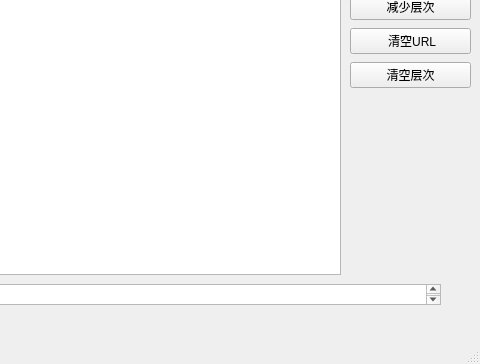
Old version of the form ATM结果提取工具/demo_atm_result_parse_tool.ui in the repository L1nwatch/Mac-Python-3.X; both pictures show x 160 to 640 and y 116 to 480 of the 640 by 480 pixel window.
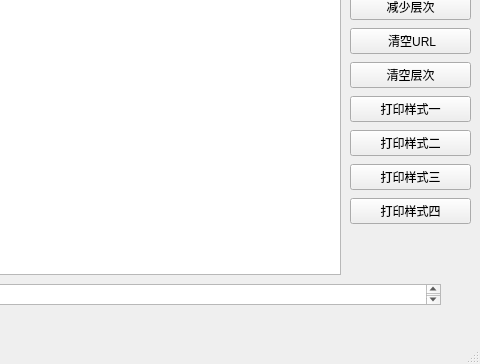
New version of the form.

```diff
--- a/ATM结果提取工具/demo_atm_result_parse_tool.ui
+++ b/ATM结果提取工具/demo_atm_result_parse_tool.ui
@@ -24,7 +24,7 @@
      </rect>
     </property>
    </widget>
-   <widget class="QWidget" name="">
+   <widget class="QWidget" name="layoutWidget">
     <property name="geometry">
      <rect>
       <x>20</x>
@@ -46,7 +46,7 @@
      </item>
     </layout>
    </widget>
-   <widget class="QWidget" name="">
+   <widget class="QWidget" name="layoutWidget">
     <property name="geometry">
      <rect>
       <x>20</x>
@@ -68,13 +68,13 @@
      </item>
     </layout>
    </widget>
-   <widget class="QWidget" name="">
+   <widget class="QWidget" name="layoutWidget">
     <property name="geometry">
      <rect>
       <x>510</x>
       <y>10</y>
       <width>121</width>
-      <height>202</height>
+      <height>338</height>
      </rect>
     </property>
     <layout class="QVBoxLayout" name="verticalLayout">
@@ -131,6 +131,34 @@
        </property>
       </widget>
      </item>
+     <item>
+      <widget class="QPushButton" name="pushButton_6">
+       <property name="text">
+        <string>打印样式一</string>
+       </property>
+      </widget>
+     </item>
+     <item>
+      <widget class="QPushButton" name="pushButton_7">
+       <property name="text">
+        <string>打印样式二</string>
+       </property>
+      </widget>
+     </item>
+     <item>
+      <widget class="QPushButton" name="pushButton_8">
+       <property name="text">
+        <string>打印样式三</string>
+       </property>
+      </widget>
+     </item>
+     <item>
+      <widget class="QPushButton" name="pushButton_9">
+       <property name="text">
+        <string>打印样式四</string>
+       </property>
+      </widget>
+     </item>
     </layout>
    </widget>
   </widget>
```
Left out of the diff: 124 changed lines with no effect on the pictures.
